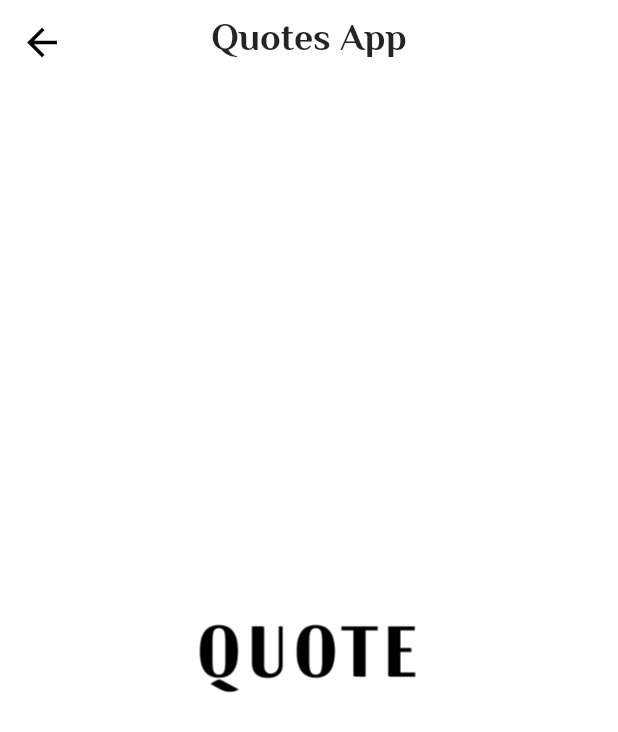
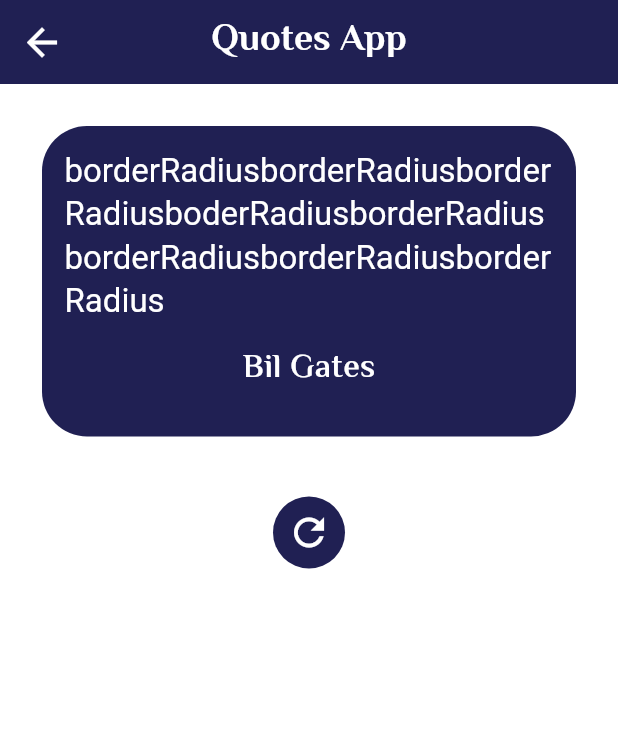
Before and after one commit to Mnasr115/Quote_App, a Flutter app: the QuoteScreen screen opened by its route, on a phone screen of 412 x 824 dp. Shown: the top 732 px of the screen. Run offline on Flutter 3.47's test engine with Material 3 defaults, Android fonts, the phone set to English and light mode, and no system bars; our stand-ins replace bloc, equatable, fluttertoast, google_fonts.

```diff
--- a/lib/config/themes/app_theme.dart
+++ b/lib/config/themes/app_theme.dart
@@ -19,34 +19,39 @@ class AppTheme {
       selectedIconTheme: IconThemeData(size: 25),
     ),
     appBarTheme: AppBarTheme(
-      backgroundColor: ColorManager.transparent,
+      backgroundColor: ColorManager.primary,
       elevation: 0,
       centerTitle: true,
       shadowColor: ColorManager.transparent,
       titleTextStyle: GoogleFonts.elMessiri(
-        color: ColorManager.darkGery,
+        color: ColorManager.white,
         fontSize: 25,
         fontWeight: FontWeight.w700,
       ),
       iconTheme: const IconThemeData(
-        color: ColorManager.black,
+        color: ColorManager.white,
         size: 30,
       ),
     ),
     textTheme: TextTheme(
+      headlineLarge: const TextStyle(
+        color: ColorManager.white,
+        fontSize: 22,
+        height: 1.3,
+      ),
       bodySmall: GoogleFonts.elMessiri(
         fontSize: 15,
-        color: ColorManager.black,
+        color: ColorManager.white,
         fontWeight: FontWeight.w500,
       ),
       bodyMedium: GoogleFonts.elMessiri(
-        fontSize: 20,
-        color: ColorManager.black,
+        fontSize: 22,
+        color: ColorManager.white,
         fontWeight: FontWeight.w600,
       ),
       bodyLarge: GoogleFonts.elMessiri(
         fontSize: 25,
-        color: ColorManager.black,
+        color: ColorManager.white,
         fontWeight: FontWeight.w700,
       ),
     ),
--- a/lib/core/utils/colors_manager.dart
+++ b/lib/core/utils/colors_manager.dart
@@ -1,8 +1,10 @@
 import 'package:flutter/material.dart';
+import 'package:quotes_app/core/utils/hex_color.dart';
 
 class ColorManager {
-  static const Color primary = Colors.blue;
+  static Color primary = HexColor('#202053');
   static const Color hint = Colors.green;
+  static const Color indigo = Color(0xff202053);
   static const Color gery = Color(0xff525252);
   static const Color darkGery = Color(0xFF242424);
   static const Color white = Colors.white;
--- a/lib/features/random_quote/presentation/screens/quote_screen.dart
+++ b/lib/features/random_quote/presentation/screens/quote_screen.dart
@@ -1,7 +1,7 @@
 import 'package:flutter/material.dart';
 import 'package:quotes_app/core/utils/app_strings.dart';
-import 'package:quotes_app/core/utils/assets_manager.dart';
-import 'package:quotes_app/core/utils/mediaquery_values.dart';
+import '../widgets/quote_body_content.dart';
+
 
 class QuoteScreen extends StatefulWidget {
   const QuoteScreen({super.key});
@@ -19,11 +19,7 @@ class _QuoteScreenState extends State<QuoteScreen> {
           AppStrings.appName,
         ),
       ),
-      body: Center(
-        child: Image.asset(ImageAssets.quote,
-          width: context.width,
-        ),
-      ),
+      body: const QuoteBodyContent(),
     );
   }
 }
--- /dev/null
+++ b/lib/features/random_quote/presentation/widgets/quote_body_content.dart
@@ -0,0 +1,25 @@
+import 'package:flutter/material.dart';
+import 'package:quotes_app/features/random_quote/presentation/widgets/quote_content.dart';
+import 'package:quotes_app/features/random_quote/presentation/widgets/refresh_icon.dart';
+
+class QuoteBodyContent extends StatelessWidget {
+  const QuoteBodyContent({
+    super.key,
+  });
+
+  @override
+  Widget build(BuildContext context) {
+    return const Padding(
+      padding: EdgeInsets.all(8.0),
+      child: Column(
+        children: [
+          QuoteContent(),
+          SizedBox(
+            height: 20,
+          ),
+          RefreshIcon(),
+        ],
+      ),
+    );
+  }
+}
--- /dev/null
+++ b/lib/features/random_quote/presentation/widgets/quote_content.dart
@@ -0,0 +1,36 @@
+import 'package:flutter/material.dart';
+
+import '../../../../core/utils/colors_manager.dart';
+
+class QuoteContent extends StatelessWidget {
+  const QuoteContent({
+    super.key,
+  });
+
+  @override
+  Widget build(BuildContext context) {
+    return Container(
+      margin: const EdgeInsets.all(20),
+      padding: const EdgeInsets.all(15),
+      decoration: BoxDecoration(
+        color: ColorManager.primary,
+        borderRadius: BorderRadius.circular(30),
+      ),
+      child:  Column(
+        children: [
+           Text(
+            'borderRadiusborderRadiusborderRadiusboderRadiusborder'
+                'RadiusborderRadiusborderRadiusborderRadius',
+            style: Theme.of(context).textTheme.headlineLarge,
+          ),
+
+          Container(
+            margin: const EdgeInsets.all(15),
+            child: Text('Bil Gates',
+            style: Theme.of(context).textTheme.bodyMedium,),
+          ),
+        ],
+      ),
+    );
+  }
+}
--- /dev/null
+++ b/lib/features/random_quote/presentation/widgets/refresh_icon.dart
@@ -0,0 +1,27 @@
+import 'package:flutter/material.dart';
+
+import '../../../../core/utils/colors_manager.dart';
+
+class RefreshIcon extends StatelessWidget {
+  const RefreshIcon({
+    super.key,
+  });
+
+  @override
+  Widget build(BuildContext context) {
+    return Container(
+      decoration: BoxDecoration(
+        color: ColorManager.primary,
+        borderRadius: BorderRadius.circular(24),
+      ),
+      child: IconButton(
+        onPressed: () {},
+        icon: const Icon(
+          Icons.refresh,
+          size: 30,
+          color: ColorManager.white,
+        ),
+      ),
+    );
+  }
+}
```
